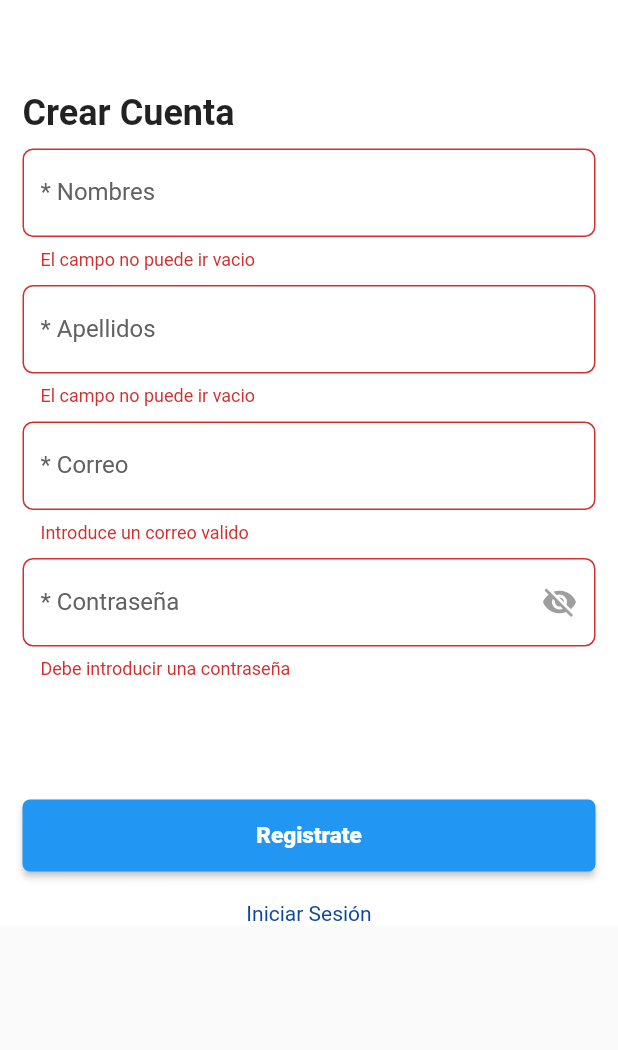
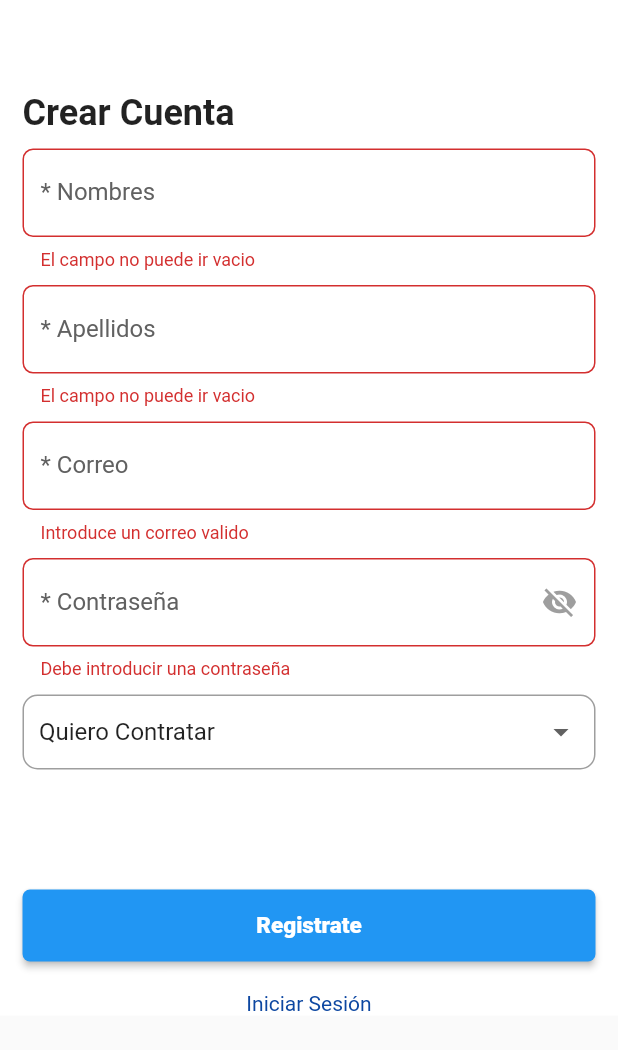
Before and after one commit to jimmyGP10/faena, a Flutter app: the Register screen opened directly, after a tap on "Registrate", on a phone screen of 412 x 824 dp. Shown: the top 1050 px of the screen. Run offline on Flutter 3.47's test engine with Material 2 defaults, Android fonts, the phone set to English and light mode, and no system bars; our stand-ins replace carousel_slider, cloud_firestore, firebase_auth, flutter_spinkit, rxdart; missing offline and left inert: generic_bloc_provider; accounts and stored records are empty.

Commit message:
commit J

```diff
--- a/lib/src/authentication/bloc/bloc_auth.dart
+++ b/lib/src/authentication/bloc/bloc_auth.dart
@@ -69,9 +69,9 @@ class AuthBloc implements Bloc {
   }
 
   Future<void> createUserFirestore(
-      userId, displayName, String photoURL, String email) {
+      userId, displayName, String photoURL, String email, int role) {
     return _authRepository.createUserFirestore(
-        userId, displayName, photoURL, email);
+        userId, displayName, photoURL, email, role);
   }
 
   Future<void> saveFCMToken(String userId, String fcmToken) {
--- a/lib/src/authentication/repository/auth_repository.dart
+++ b/lib/src/authentication/repository/auth_repository.dart
@@ -16,10 +16,10 @@ class AuthRepository {
   Future<AuthResult> createUserWithEmailAndPassword(SignInUser signInUser) =>
       _firebaseAuthAPI.createUserWithEmailAndPassword(signInUser);
 
-  Future<void> createUserFirestore(
-          String userId, String displayName, String photoURL, String email) =>
+  Future<void> createUserFirestore(String userId, String displayName,
+          String photoURL, String email, int role) =>
       _firebaseAuthAPI.createUserFirestore(
-          userId, displayName, photoURL, email);
+          userId, displayName, photoURL, email, role);
 
   Future<AuthResult> signInWithEmailAndPassword(
           String email, String password) =>
--- a/lib/src/authentication/repository/firebase_auth_api.dart
+++ b/lib/src/authentication/repository/firebase_auth_api.dart
@@ -49,6 +49,7 @@ class FirebaseAuthAPI {
     String displayName,
     String photoURL,
     String email,
+    int role,
   ) {
     List<dynamic> collaborators = [];
     collaborators.add(userId);
@@ -62,6 +63,7 @@ class FirebaseAuthAPI {
       'displayName': displayName,
       'photoURL': photoURL,
       'email': email,
+      'role': role,
       'visible': true
     });
     return batch.commit();
--- a/lib/src/authentication/ui/screens/register.dart
+++ b/lib/src/authentication/ui/screens/register.dart
@@ -19,6 +19,7 @@ class _RegisterState extends State<Register> {
   bool loading = false;
   bool _isPasswordHidden = true;
   SignInUser signUser = SignInUser();
+  int _userRole = 1;
   List<dynamic> collaborators = [];
 
   @override
@@ -76,6 +77,13 @@ class _RegisterState extends State<Register> {
                     Container(
                       margin: EdgeInsets.only(top: 10),
                       child: _buildePasswordTextField(),
+                    ),
+                    Container(
+                      margin: EdgeInsets.only(top: 10),
+                      decoration: BoxDecoration(
+                          borderRadius: BorderRadius.circular(10),
+                          border: Border.all(color: Colors.grey)),
+                      child: _buildeUserRoleTextField(),
                     ),
                     Container(
                         margin: EdgeInsets.only(bottom: 20),
@@ -199,31 +207,23 @@ class _RegisterState extends State<Register> {
         ));
   }
 
-  // Widget _buildTextField(String hintText) {
-  //   return TextField(
-  //     obscureText: true,
-  //     decoration: InputDecoration(
-  //       border: OutlineInputBorder(borderRadius: BorderRadius.circular(7.0)),
-  //       focusedBorder: OutlineInputBorder(
-  //         borderSide: const BorderSide(color: Colors.black, width: 1.0),
-  //         borderRadius: BorderRadius.circular(7.0),
-  //       ),
-  //       hintText: hintText,
-  //       suffixIcon: hintText == 'Contraseña'
-  //           ? IconButton(
-  //               onPressed: () {
-  //                 setState(() {
-  //                   _isPasswordHidden = !_isPasswordHidden;
-  //                 });
-  //               },
-  //               icon: _isPasswordHidden == true
-  //                   ? Icon(Icons.visibility_off, color: Colors.grey)
-  //                   : Icon(Icons.visibility, color: Colors.grey),
-  //             )
-  //           : null,
-  //     ),
-  //   );
-  // }
+  Widget _buildeUserRoleTextField() {
+    return Container(
+        padding: EdgeInsets.only(left: 10, right: 10),
+        child: DropdownButtonHideUnderline(
+            child: DropdownButton(
+                value: _userRole,
+                items: [
+                  DropdownMenuItem(child: Text('Quiero Contratar'), value: 1),
+                  DropdownMenuItem(
+                      child: Text('Quiero Brindar Mis Servicios'), value: 2)
+                ],
+                onChanged: (value) {
+                  setState(() {
+                    _userRole = value;
+                  });
+                })));
+  }
 
   Widget _loginOption(context) {
     return GestureDetector(
@@ -271,8 +271,8 @@ class _RegisterState extends State<Register> {
                 userUpdateInfo.displayName =
                     signUser.name + " " + signUser.lastname;
                 await user.updateProfile(userUpdateInfo);
-                await authBloc.createUserFirestore(
-                    user.uid, userUpdateInfo.displayName, "", user.email);
+                await authBloc.createUserFirestore(user.uid,
+                    userUpdateInfo.displayName, "", user.email, _userRole);
                 authBloc.setIsLoading(false);
                 Navigator.pushAndRemoveUntil(
                     context,
```
